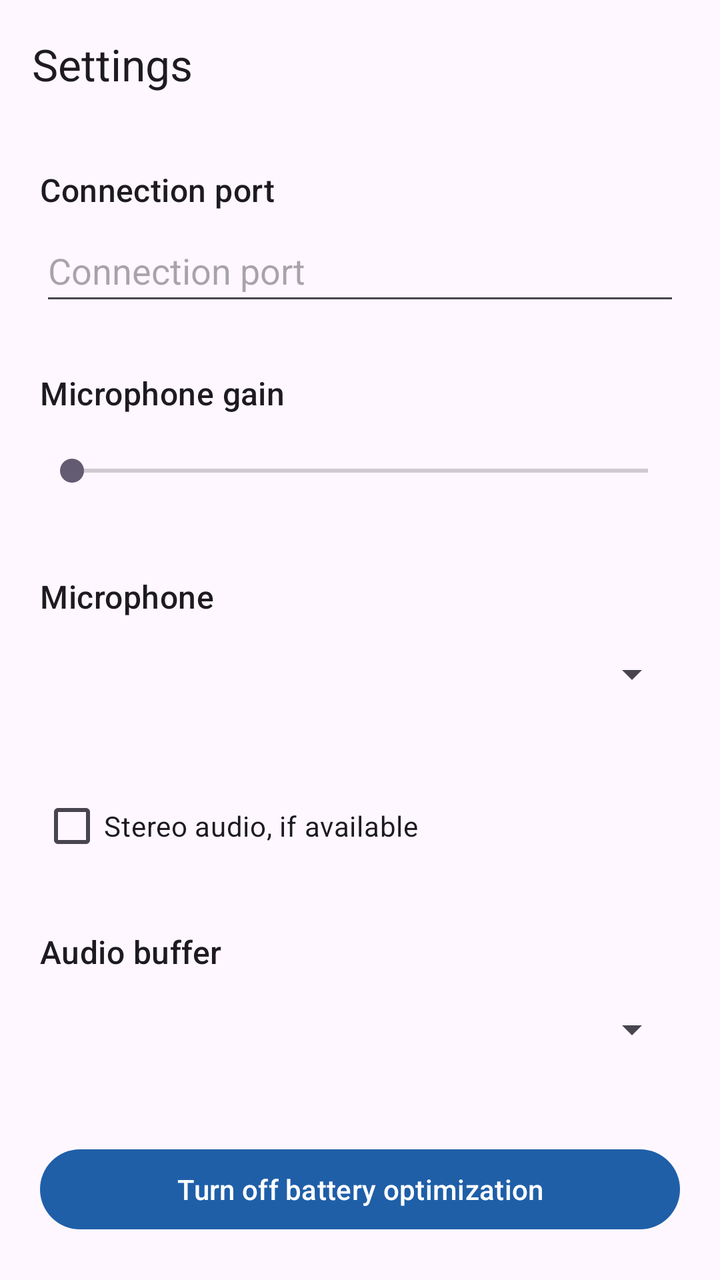
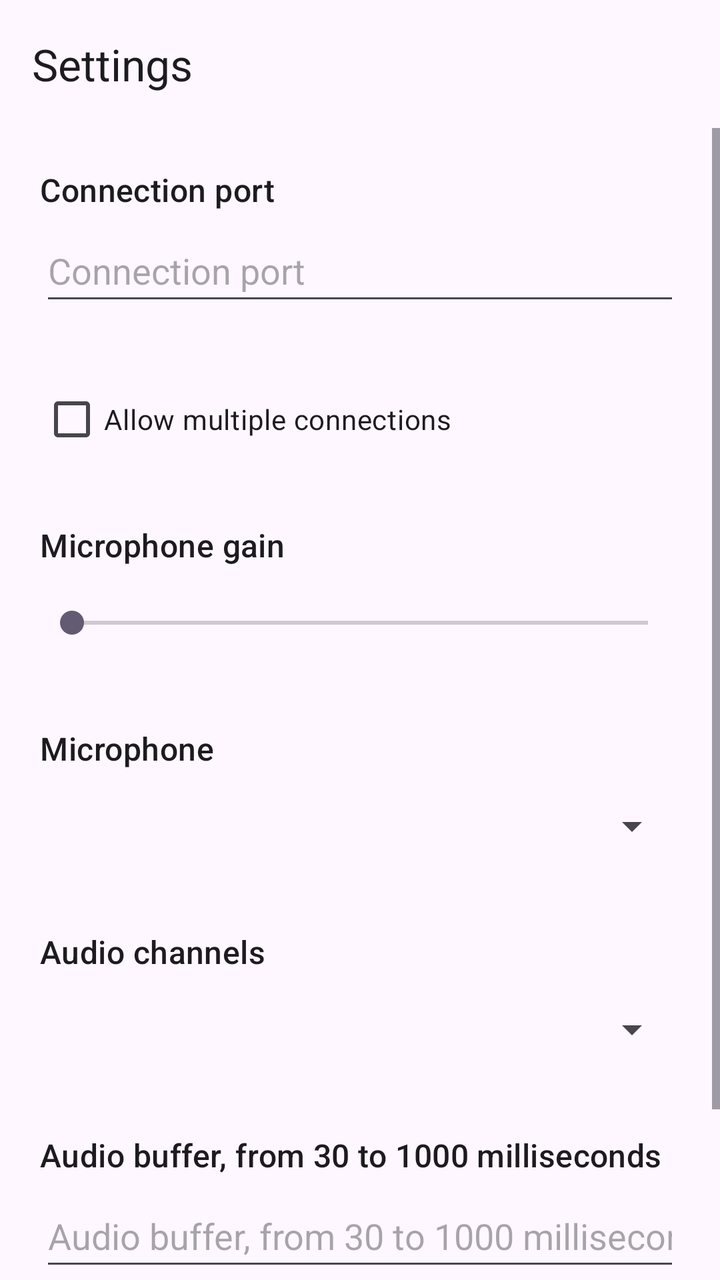

An Android layout rendered at two revisions. The XML below is the earlier revision; the diff shows what the commit changed to produce the second picture.
<!-- AndroidManifest.xml: application theme Theme.MicMonitor -->
<!-- res/layout/activity_settings.xml -->
<?xml version="1.0" encoding="utf-8"?>
<LinearLayout xmlns:android="http://schemas.android.com/apk/res/android"
    xmlns:app="http://schemas.android.com/apk/res-auto"
    android:layout_width="match_parent"
    android:layout_height="match_parent"
    android:orientation="vertical">

    <com.google.android.material.appbar.AppBarLayout
        android:layout_width="match_parent"
        android:layout_height="wrap_content">

        <com.google.android.material.appbar.MaterialToolbar
            android:id="@+id/toolbar"
            android:layout_width="match_parent"
            android:layout_height="?attr/actionBarSize"
            app:navigationContentDescription="@string/navigate_up"
            app:title="@string/settings_title" />
    </com.google.android.material.appbar.AppBarLayout>

    <ScrollView
        android:layout_width="match_parent"
        android:layout_height="0dp"
        android:layout_weight="1"
        android:fillViewport="true">

        <LinearLayout
            android:layout_width="match_parent"
            android:layout_height="wrap_content"
            android:orientation="vertical"
            android:padding="20dp">

            <TextView
                android:layout_width="match_parent"
                android:layout_height="wrap_content"
                android:importantForAccessibility="no"
                android:text="@string/label_port"
                android:textAppearance="?attr/textAppearanceTitleMedium" />

            <EditText
                android:id="@+id/portInput"
                android:layout_width="match_parent"
                android:layout_height="wrap_content"
                android:layout_marginTop="4dp"
                android:hint="@string/label_port"
                android:imeOptions="actionDone"
                android:inputType="number"
                android:maxLength="5"
                android:minHeight="48dp"
                android:singleLine="true" />

            <TextView
                android:layout_width="match_parent"
                android:layout_height="wrap_content"
                android:layout_marginTop="28dp"
                android:importantForAccessibility="no"
                android:text="@string/label_gain"
                android:textAppearance="?attr/textAppearanceTitleMedium" />

            <SeekBar
                android:id="@+id/gainSeek"
                android:layout_width="match_parent"
                android:layout_height="wrap_content"
                android:layout_marginTop="4dp"
                android:contentDescription="@string/label_gain"
                android:max="100"
                android:minHeight="48dp" />

            <TextView
                android:layout_width="match_parent"
                android:layout_height="wrap_content"
                android:layout_marginTop="28dp"
                android:importantForAccessibility="no"
                android:text="@string/label_mic"
                android:textAppearance="?attr/textAppearanceTitleMedium" />

            <Spinner
                android:id="@+id/micSpinner"
                android:layout_width="match_parent"
                android:layout_height="wrap_content"
                android:layout_marginTop="4dp"
                android:minHeight="48dp" />

            <com.google.android.material.checkbox.MaterialCheckBox
                android:id="@+id/stereoCheck"
                android:layout_width="match_parent"
                android:layout_height="wrap_content"
                android:layout_marginTop="28dp"
                android:minHeight="48dp"
                android:text="@string/label_stereo" />

            <TextView
                android:layout_width="match_parent"
                android:layout_height="wrap_content"
                android:layout_marginTop="28dp"
                android:importantForAccessibility="no"
                android:text="@string/label_buffer"
                android:textAppearance="?attr/textAppearanceTitleMedium" />

            <Spinner
                android:id="@+id/bufferSpinner"
                android:layout_width="match_parent"
                android:layout_height="wrap_content"
                android:layout_marginTop="4dp"
                android:minHeight="48dp" />

            <com.google.android.material.button.MaterialButton
                android:id="@+id/batteryButton"
                android:layout_width="match_parent"
                android:layout_height="wrap_content"
                android:layout_marginTop="32dp"
                android:minHeight="48dp"
                android:text="@string/battery_action" />
        </LinearLayout>
    </ScrollView>
</LinearLayout>
<!-- resources referenced by this layout -->
<resources>
  <string name="battery_action">Turn off battery optimization</string>
  <string name="label_buffer">Audio buffer</string>
  <string name="label_gain">Microphone gain</string>
  <string name="label_mic">Microphone</string>
  <string name="label_port">Connection port</string>
  <string name="label_stereo">Stereo audio, if available</string>
  <string name="navigate_up">Navigate up</string>
  <string name="settings_title">Settings</string>
  <style name="Theme.MicMonitor" parent="Theme.Material3.DayNight.NoActionBar">
          <item name="colorPrimary">@color/brand_primary</item>
          <item name="colorOnPrimary">@color/brand_on_primary</item>
          <item name="android:statusBarColor" tools:targetApi="l">?attr/colorSurface</item>
      </style>
  <color name="brand_primary">#1F5FA8</color>
  <color name="brand_on_primary">#FFFFFF</color>
</resources>

<!-- the commit's change to res/layout/activity_settings.xml (unified diff, before → after) -->
@@ -48,6 +48,14 @@
                 android:minHeight="48dp"
                 android:singleLine="true" />
 
+            <com.google.android.material.checkbox.MaterialCheckBox
+                android:id="@+id/multiCheck"
+                android:layout_width="match_parent"
+                android:layout_height="wrap_content"
+                android:layout_marginTop="28dp"
+                android:minHeight="48dp"
+                android:text="@string/label_multi" />
+
             <TextView
                 android:layout_width="match_parent"
                 android:layout_height="wrap_content"
@@ -80,13 +88,20 @@
                 android:layout_marginTop="4dp"
                 android:minHeight="48dp" />
 
-            <com.google.android.material.checkbox.MaterialCheckBox
-                android:id="@+id/stereoCheck"
+            <TextView
                 android:layout_width="match_parent"
                 android:layout_height="wrap_content"
                 android:layout_marginTop="28dp"
-                android:minHeight="48dp"
-                android:text="@string/label_stereo" />
+                android:importantForAccessibility="no"
+                android:text="@string/label_channels"
+                android:textAppearance="?attr/textAppearanceTitleMedium" />
+
+            <Spinner
+                android:id="@+id/channelSpinner"
+                android:layout_width="match_parent"
+                android:layout_height="wrap_content"
+                android:layout_marginTop="4dp"
+                android:minHeight="48dp" />
 
             <TextView
                 android:layout_width="match_parent"
@@ -96,12 +111,17 @@
                 android:text="@string/label_buffer"
                 android:textAppearance="?attr/textAppearanceTitleMedium" />
 
-            <Spinner
-                android:id="@+id/bufferSpinner"
+            <EditText
+                android:id="@+id/bufferInput"
                 android:layout_width="match_parent"
                 android:layout_height="wrap_content"
                 android:layout_marginTop="4dp"
-                android:minHeight="48dp" />
+                android:hint="@string/label_buffer"
+                android:imeOptions="actionDone"
+                android:inputType="number"
+                android:maxLength="4"
+                android:minHeight="48dp"
+                android:singleLine="true" />
 
             <com.google.android.material.button.MaterialButton
                 android:id="@+id/batteryButton"
<!-- resource entries referenced after the edit -->
@@ -1,11 +1,12 @@
 <!-- resources referenced by this layout -->
 <resources>
   <string name="battery_action">Turn off battery optimization</string>
-  <string name="label_buffer">Audio buffer</string>
+  <string name="label_buffer">Audio buffer, from 30 to 1000 milliseconds</string>
+  <string name="label_channels">Audio channels</string>
   <string name="label_gain">Microphone gain</string>
   <string name="label_mic">Microphone</string>
+  <string name="label_multi">Allow multiple connections</string>
   <string name="label_port">Connection port</string>
-  <string name="label_stereo">Stereo audio, if available</string>
   <string name="navigate_up">Navigate up</string>
   <string name="settings_title">Settings</string>
   <style name="Theme.MicMonitor" parent="Theme.Material3.DayNight.NoActionBar">
